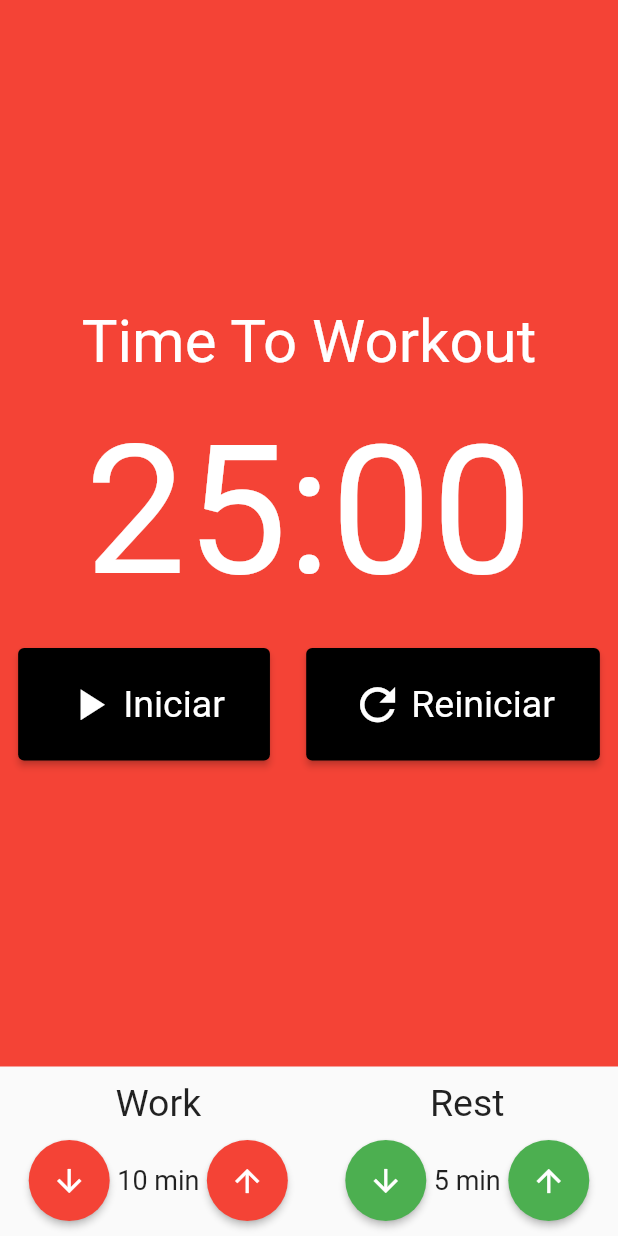
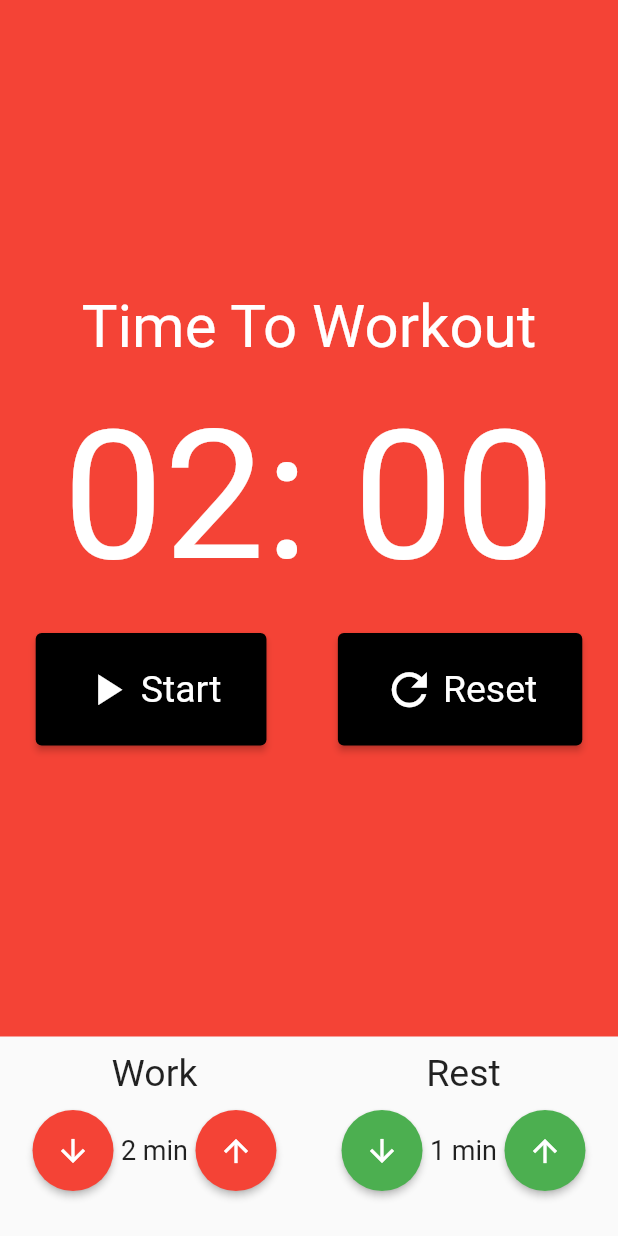
Before and after one commit to rfrizzo/workout_timer_MobX_Provider, a Flutter app: the screen it shows after launch, on a phone screen of 412 x 824 dp. Run offline on Flutter 3.47's test engine with Material 2 defaults, Android fonts, the light colour scheme and no system bars; our stand-ins replace flutter_mobx, mobx; generated files the repository leaves out were written again.

Commit message:
function

```diff
--- a/lib/components/in_time.dart
+++ b/lib/components/in_time.dart
@@ -5,8 +5,12 @@ class InTime extends StatelessWidget {
   String title;
   int value;
   Color color;
+  void Function()? plus;
+  void Function()? minus;
   InTime(
       {super.key,
+      this.plus,
+      this.minus,
       required this.color,
       required this.value,
       required this.title});
@@ -23,12 +27,14 @@ class InTime extends StatelessWidget {
         Row(
           mainAxisAlignment: MainAxisAlignment.center,
           children: [
-            PlusOrMinusButton(color: color, icondata: Icons.arrow_downward),
+            PlusOrMinusButton(
+                function: minus, color: color, icondata: Icons.arrow_downward),
             Text(
               '$value min',
               style: const TextStyle(fontSize: 18),
             ),
-            PlusOrMinusButton(color: color, icondata: Icons.arrow_upward),
+            PlusOrMinusButton(
+                function: plus, color: color, icondata: Icons.arrow_upward),
           ],
         ),
       ],
--- a/lib/components/plus_minus.dart
+++ b/lib/components/plus_minus.dart
@@ -3,13 +3,14 @@ import 'package:flutter/material.dart';
 class PlusOrMinusButton extends StatelessWidget {
   final Color color;
   final IconData icondata;
+  final Function()? function;
   const PlusOrMinusButton(
-      {required this.color, required this.icondata, super.key});
+      {required this.color, this.function, required this.icondata, super.key});
 
   @override
   Widget build(BuildContext context) {
     return ElevatedButton(
-      onPressed: () {},
+      onPressed: function,
       style: ElevatedButton.styleFrom(
           shape: const CircleBorder(),
           backgroundColor: color,
--- a/lib/components/stopwatch.dart
+++ b/lib/components/stopwatch.dart
@@ -1,42 +1,53 @@
 import 'package:flutter/material.dart';
+import 'package:flutter_mobx/flutter_mobx.dart';
+import 'package:provider/provider.dart';
 import 'package:workout_timer/components/stopwatch_button.dart';
+import 'package:workout_timer/store/workout.store.dart';
 
 class StoppWatch extends StatelessWidget {
   const StoppWatch({super.key});
 
   @override
   Widget build(BuildContext context) {
-    return Container(
-      color: Colors.red,
+    final store = Provider.of<WorkOutStore>(context);
+    return Observer(
+      builder: (_) => Container(
+        color: store.isWorking() ? Colors.red : Colors.green,
         child: Column(
           mainAxisAlignment: MainAxisAlignment.center,
           children: [
-          const Text(
-            'Time To Workout',
-            style: TextStyle(fontSize: 40, color: Colors.white),
+            Text(
+              store.isWorking() ? 'Time To Workout' : 'Rest Time',
+              style: const TextStyle(fontSize: 40, color: Colors.white),
             ),
             const SizedBox(
               height: 20,
             ),
-          const Text(
-            '25:00',
-            style: TextStyle(fontSize: 120, color: Colors.white),
+            Text(
+              '${store.minutes.toString().padLeft(2, '0')}: ${store.seconds.toString().padLeft(2, '0')}',
+              style: const TextStyle(fontSize: 120, color: Colors.white),
             ),
             const SizedBox(
               height: 20,
             ),
             Row(
               mainAxisAlignment: MainAxisAlignment.spaceAround,
-            children: const [
+              children: [
+                if (!store.started)
                   StopWatchButton(
-                text: 'Iniciar',
+                    text: 'Start',
                     icon: Icons.play_arrow,
+                    action: store.start,
                   ),
-              // StopWatchButton(text: 'Parar', icon: Icons.stop),
-              StopWatchButton(text: 'Reiniciar', icon: Icons.refresh)
+                if (store.started)
+                  StopWatchButton(
+                      action: store.stop, text: 'Stop', icon: Icons.stop),
+                StopWatchButton(
+                    action: store.restart, text: 'Reset', icon: Icons.refresh)
               ],
-          )
+            ),
           ],
+        ),
       ),
     );
   }
--- a/lib/components/stopwatch_button.dart
+++ b/lib/components/stopwatch_button.dart
@@ -3,8 +3,13 @@ import 'package:flutter/material.dart';
 class StopWatchButton extends StatelessWidget {
   final String text;
   final IconData icon;
+  void Function() action;
 
-  const StopWatchButton({required this.text, required this.icon, super.key});
+  StopWatchButton(
+      {required this.action,
+      required this.text,
+      required this.icon,
+      super.key});
 
   @override
   Widget build(BuildContext context) {
@@ -13,7 +18,7 @@ class StopWatchButton extends StatelessWidget {
           backgroundColor: Colors.black,
           padding: const EdgeInsets.symmetric(horizontal: 30, vertical: 20),
           textStyle: const TextStyle(fontSize: 25)),
-      onPressed: () {},
+      onPressed: action,
       child: Row(
         children: [
           Icon(
--- a/lib/main.dart
+++ b/lib/main.dart
@@ -1,5 +1,7 @@
 import 'package:flutter/material.dart';
 import 'package:workout_timer/pages/workout.dart';
+import 'package:provider/provider.dart';
+import 'package:workout_timer/store/workout.store.dart';
 
 void main() {
   runApp(const MyApp());
@@ -9,13 +11,20 @@ class MyApp extends StatelessWidget {
   const MyApp({super.key});
   @override
   Widget build(BuildContext context) {
-    return MaterialApp(
-      debugShowCheckedModeBanner: false,
-      title: 'WorkOut Timer',
-      theme: ThemeData(
-        primarySwatch: Colors.blue,
+    return MultiProvider(
+      providers: [
+        Provider<WorkOutStore>(
+          create: (_) => WorkOutStore(),
+        ),
+      ],
+      child: MaterialApp(
+        debugShowCheckedModeBanner: false,
+        title: 'WorkOut Timer',
+        theme: ThemeData(
+          primarySwatch: Colors.blue,
+        ),
+        home: const Workout(),
       ),
-      home: const Workout(),
     );
   }
 }
--- a/lib/pages/workout.dart
+++ b/lib/pages/workout.dart
@@ -1,12 +1,16 @@
 import 'package:flutter/material.dart';
+import 'package:flutter_mobx/flutter_mobx.dart';
+import 'package:provider/provider.dart';
 import 'package:workout_timer/components/in_time.dart';
 import 'package:workout_timer/components/stopwatch.dart';
+import 'package:workout_timer/store/workout.store.dart';
 
 class Workout extends StatelessWidget {
   const Workout({super.key});
 
   @override
   Widget build(BuildContext context) {
+    final store = Provider.of<WorkOutStore>(context);
     return Scaffold(
       body: Column(
         crossAxisAlignment: CrossAxisAlignment.stretch,
@@ -14,21 +18,38 @@ class Workout extends StatelessWidget {
           const Expanded(child: StoppWatch()),
           Padding(
             padding: const EdgeInsets.symmetric(vertical: 10),
-            child: Row(
+            child: Observer(
+              builder: (_) => Row(
                 mainAxisAlignment: MainAxisAlignment.spaceAround,
                 children: [
                   InTime(
-                  value: 10,
+                    plus: store.started && store.isWorking()
+                        ? null
+                        : store.increasetimework,
+                    minus: store.started && store.isWorking()
+                        ? null
+                        : store.decreasetimework,
+                    value: store.workoutTime,
                     title: 'Work',
                     color: Colors.red,
                   ),
                   InTime(
-                  value: 5,
+                    plus: store.started && store.isResting()
+                        ? null
+                        : store.increasetimerest,
+                    minus: store.started && store.isResting()
+                        ? null
+                        : store.decreasetimerest,
+                    value: store.restTime,
                     title: 'Rest',
                     color: Colors.green,
                   )
                 ],
               ),
+            ),
+          ),
+          const SizedBox(
+            height: 20,
           )
         ],
       ),
```
Also changed, not shown: lib/store/workout.store.dart (added, +112 -0 lines), lib/store/workout.store.g.dart (added). Lines whose indentation alone changed are shown as unchanged.
